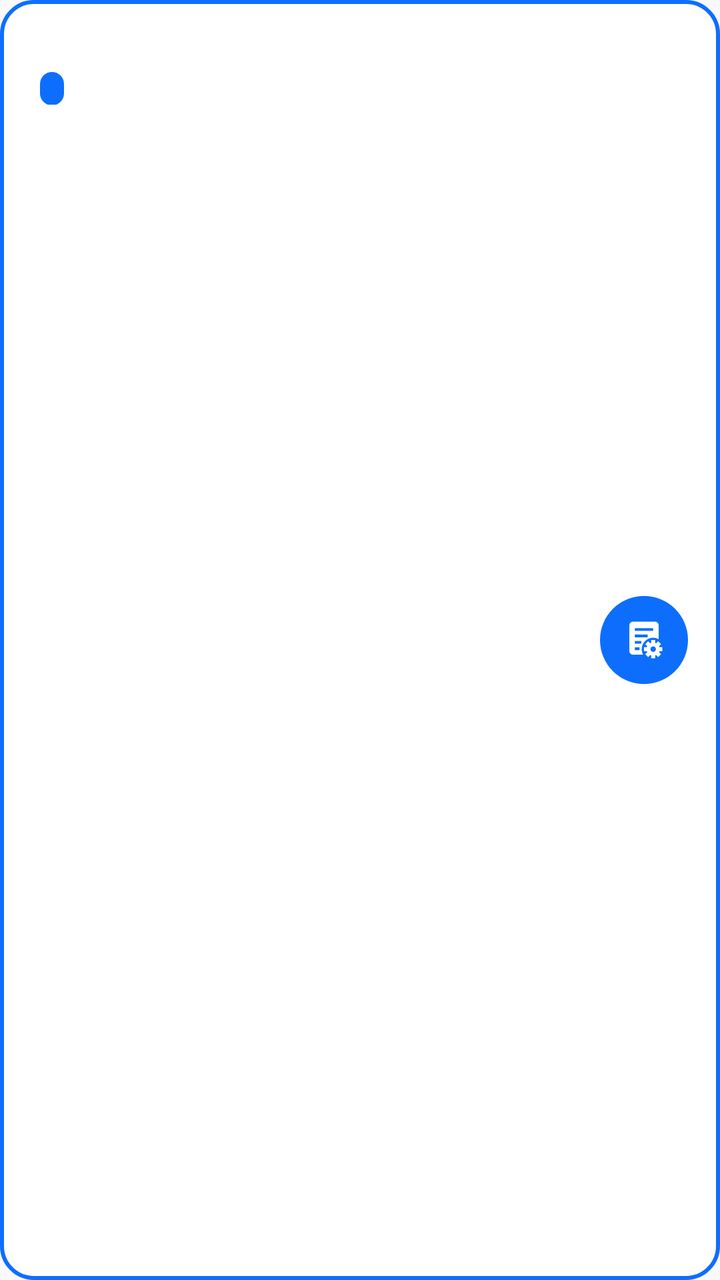
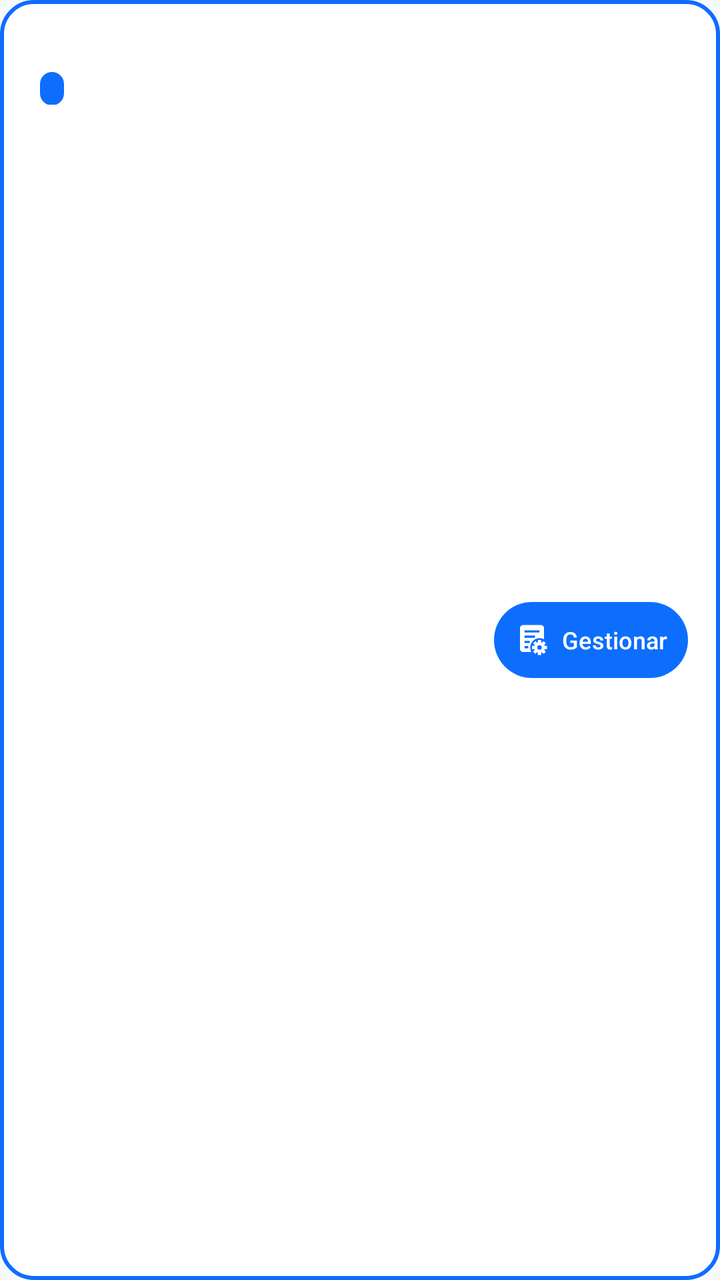

The first picture is an Android layout as it rendered before a commit; the second is the same layout after the commit. The layout source and the unified diff follow.
<!-- AndroidManifest.xml: application theme Theme.MyApplication -->
<!-- res/layout/item_subject.xml -->
<?xml version="1.0" encoding="utf-8"?>
<RelativeLayout xmlns:android="http://schemas.android.com/apk/res/android"
    xmlns:app="http://schemas.android.com/apk/res-auto"
    android:layout_width="match_parent"
    android:layout_height="wrap_content"
    android:padding="12dp"
    android:layout_marginBottom="10dp"
    android:layout_marginHorizontal="2dp"
    android:background="@drawable/bg_list_item">

    <LinearLayout
        android:layout_width="wrap_content"
        android:layout_height="wrap_content"
        android:layout_alignParentStart="true"
        android:layout_toStartOf="@id/layoutButtons"
        android:orientation="vertical">

        <TextView
            android:id="@+id/tvSubjectName"
            android:layout_width="wrap_content"
            android:layout_height="wrap_content"
            android:textColor="?android:attr/textColorPrimary"
            android:textSize="16sp"
            android:textStyle="bold" />

        <LinearLayout
            android:layout_width="wrap_content"
            android:layout_height="wrap_content"
            android:orientation="horizontal"
            android:layout_marginTop="2dp">

            <TextView
                android:id="@+id/tvFaculty"
                android:layout_width="wrap_content"
                android:layout_height="wrap_content"
                android:textColor="?attr/colorPrimary"
                android:textSize="12sp"
                android:textStyle="italic" />

            <TextView
                android:id="@+id/tvSection"
                android:layout_width="wrap_content"
                android:layout_height="wrap_content"
                android:layout_marginStart="8dp"
                android:textSize="11sp"
                android:textStyle="bold"
                android:paddingHorizontal="6dp"
                android:paddingVertical="1dp"
                android:background="@drawable/bg_badge_primary"
                android:textColor="@color/white" />
        </LinearLayout>

        <TextView
            android:id="@+id/tvFacility"
            android:layout_width="wrap_content"
            android:layout_height="wrap_content"
            android:textColor="?attr/colorPrimary"
            android:textSize="12sp"
            android:textStyle="bold"
            android:layout_marginTop="2dp"
            android:visibility="gone" />

        <TextView
            android:id="@+id/tvDescription"
            android:layout_width="wrap_content"
            android:layout_height="wrap_content"
            android:textColor="?android:attr/textColorSecondary"
            android:textSize="14sp"
            android:layout_marginTop="2dp" />
    </LinearLayout>

    <LinearLayout
        android:id="@+id/layoutButtons"
        android:layout_width="wrap_content"
        android:layout_height="wrap_content"
        android:layout_alignParentEnd="true"
        android:layout_centerVertical="true"
        android:gravity="center_vertical"
        android:orientation="horizontal">

        <com.google.android.material.button.MaterialButton
            android:id="@+id/btnManage"
            style="@style/Widget.Material3.Button.TonalButton"
            android:layout_width="44dp"
            android:layout_height="44dp"
            android:layout_gravity="center_vertical"
            android:minWidth="0dp"
            android:minHeight="0dp"
            android:padding="0dp"
            android:insetTop="0dp"
            android:insetBottom="0dp"
            android:insetLeft="0dp"
            android:insetRight="0dp"
            app:cornerRadius="22dp"
            app:icon="@drawable/ic_manage"
            app:iconGravity="textStart"
            app:iconPadding="0dp"
            app:iconSize="22dp"
            app:iconTint="@color/white"
            app:backgroundTint="?attr/colorPrimary"
            android:layout_marginEnd="4dp"
            android:contentDescription="Gestionar"/>

        <com.google.android.material.button.MaterialButton
            android:id="@+id/btnDeleteSubject"
            style="@style/Widget.Material3.Button.TonalButton"
            android:layout_width="44dp"
            android:layout_height="44dp"
            android:layout_gravity="center_vertical"
            android:minWidth="0dp"
            android:minHeight="0dp"
            android:padding="0dp"
            android:insetTop="0dp"
            android:insetBottom="0dp"
            android:insetLeft="0dp"
            android:insetRight="0dp"
            app:cornerRadius="22dp"
            app:icon="@drawable/ic_delete"
            app:iconGravity="textStart"
            app:iconPadding="0dp"
            app:iconSize="22dp"
            app:iconTint="@color/white"
            app:backgroundTint="@color/bs_danger"
            android:layout_marginStart="4dp"
            android:contentDescription="Desinscribir"
            android:visibility="gone"/>

    </LinearLayout>

</RelativeLayout>
<!-- resources referenced by this layout -->
<resources>
  <color name="bs_danger">#dc3545</color>
  <color name="white">#FFFFFFFF</color>
  <!-- drawable bg_badge_primary (drawable) -->
  <?xml version="1.0" encoding="utf-8"?>
  <shape xmlns:android="http://schemas.android.com/apk/res/android">
      <solid android:color="?attr/colorPrimary" />
      <corners android:radius="10dp" />
  </shape>
  <!-- drawable bg_list_item (drawable) -->
  <?xml version="1.0" encoding="utf-8"?>
  <shape xmlns:android="http://schemas.android.com/apk/res/android">
      <solid android:color="?attr/colorSurface" />
      <stroke
          android:width="2dp"
          android:color="?attr/colorPrimary" />
      <corners android:radius="16dp" />
  </shape>
  <!-- drawable ic_delete (drawable) -->
  <vector xmlns:android="http://schemas.android.com/apk/res/android"
      android:width="24dp"
      android:height="24dp"
      android:viewportWidth="24"
      android:viewportHeight="24"
      android:tint="?attr/colorControlNormal">
  
      
      <path
          android:fillColor="@android:color/white"
          android:pathData="M9,3h6l1,1v1H8V4z" />
  
      
      <path
          android:fillColor="@android:color/white"
          android:pathData="M4,6h16v2H4z" />
  
      
      <path
          android:fillColor="@android:color/white"
          android:pathData="M6,9h12v10a2,2 0,0 1,-2 2H8a2,2 0,0 1,-2 -2z
                            M9,11v7h1.5v-7z
                            M13.5,11v7H15v-7z" />
  </vector>
  <style name="Theme.MyApplication" parent="Base.Theme.MyApplication" />
  <style name="Base.Theme.MyApplication" parent="Theme.Material3.DayNight.NoActionBar">
          <item name="colorPrimary">@color/accent_blue</item>
          <item name="colorOnPrimary">@color/white</item>
          <item name="colorSecondary">@color/bs_secondary</item>
          <item name="android:statusBarColor">@color/bs_dark</item>
          <item name="android:windowBackground">@color/bs_light</item>
          <item name="colorSurface">@color/surface_light</item>
          <item name="materialCardViewStyle">@style/Widget.Bootstrap.Card</item>
          <item name="cardViewStyle">@style/Widget.Bootstrap.Card</item>
          <item name="alertDialogTheme">@style/Theme.MyApplication.Dialog</item>
      </style>
  <color name="accent_blue">#0d6efd</color>
  <color name="bs_secondary">#6c757d</color>
  <color name="bs_dark">#212529</color>
  <color name="bs_light">#f8f9fa</color>
  <color name="surface_light">#FFFFFF</color>
  <style name="Widget.Bootstrap.Card" parent="Widget.Material3.CardView.Outlined">
          <item name="cardBackgroundColor">?attr/colorSurface</item>
          <item name="cardCornerRadius">16dp</item>
          <item name="cardElevation">3dp</item>
          <item name="strokeColor">?attr/colorPrimary</item>
          <item name="strokeWidth">2dp</item>
          <item name="android:layout_margin">8dp</item>
      </style>
  <style name="Theme.MyApplication.Dialog" parent="ThemeOverlay.Material3.MaterialAlertDialog">
          <item name="shapeAppearanceOverlay">@style/ShapeAppearance.MyApplication.Dialog</item>
      </style>
  <style name="ShapeAppearance.MyApplication.Dialog" parent="ShapeAppearance.Material3.LargeComponent">
          <item name="cornerSize">20dp</item>
      </style>
  <!-- unchanged entries left out for length: 1 -->
</resources>

<!-- the commit's change to res/layout/item_subject.xml (unified diff, before → after) -->
@@ -81,21 +81,23 @@
         <com.google.android.material.button.MaterialButton
             android:id="@+id/btnManage"
             style="@style/Widget.Material3.Button.TonalButton"
-            android:layout_width="44dp"
-            android:layout_height="44dp"
+            android:layout_width="wrap_content"
+            android:layout_height="38dp"
             android:layout_gravity="center_vertical"
-            android:minWidth="0dp"
-            android:minHeight="0dp"
-            android:padding="0dp"
+            android:text="Gestionar"
+            android:textColor="@color/white"
+            android:textSize="12sp"
+            android:textAllCaps="false"
+            android:paddingHorizontal="10dp"
             android:insetTop="0dp"
             android:insetBottom="0dp"
             android:insetLeft="0dp"
             android:insetRight="0dp"
-            app:cornerRadius="22dp"
+            app:cornerRadius="19dp"
             app:icon="@drawable/ic_manage"
             app:iconGravity="textStart"
-            app:iconPadding="0dp"
-            app:iconSize="22dp"
+            app:iconPadding="6dp"
+            app:iconSize="18dp"
             app:iconTint="@color/white"
             app:backgroundTint="?attr/colorPrimary"
             android:layout_marginEnd="4dp"
